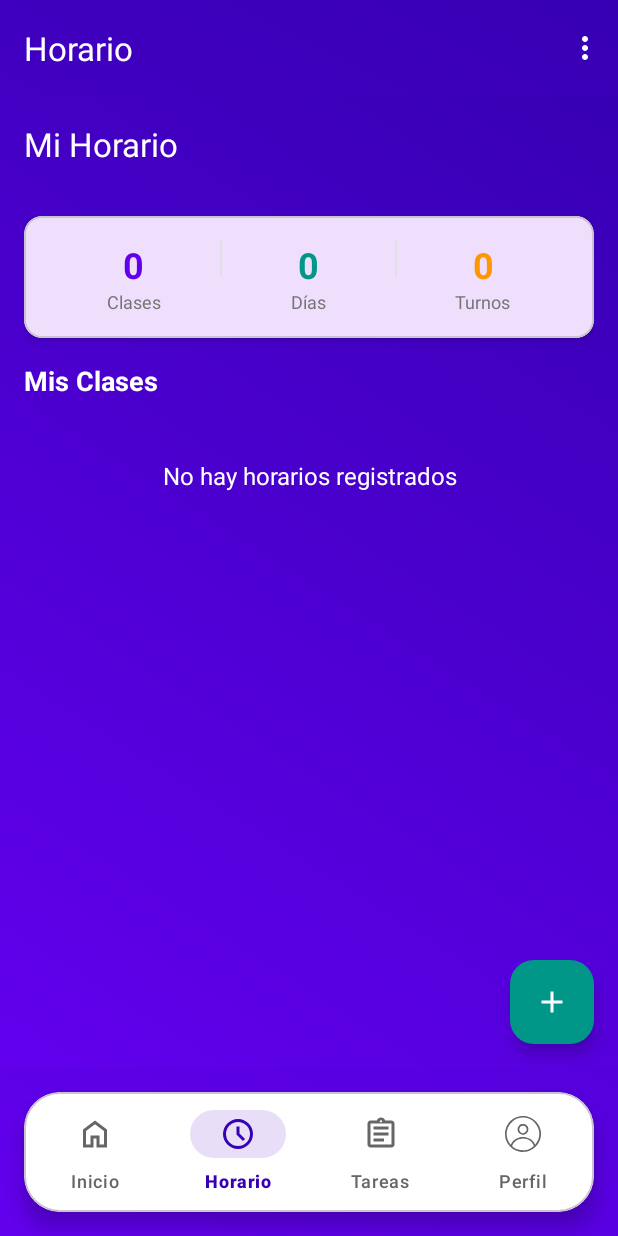
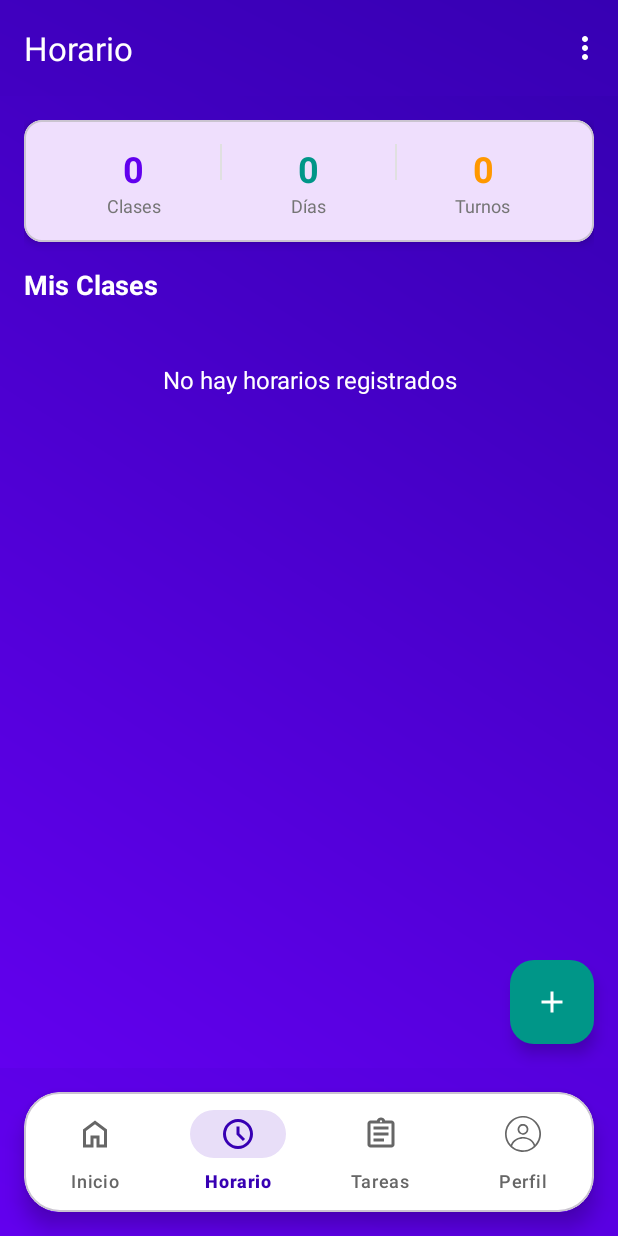
Before and after one commit to Oscardm22/EstuGuia, an Android app: the ScheduleFragment screen opened through its navigation route, on a phone screen of 412 x 824 dp. Run offline under Robolectric (Android 15) with nearby library versions, the phone set to English and light mode, and no system bars; our stand-ins replace Dagger/Hilt's generated code, Firebase (no records; nobody signed in at launch, a user with empty details on screens opened directly), navigation-ui.

Commit message:
eliminar appbar del fragment

```diff
--- a/app/src/main/res/layout/fragment_schedule.xml
+++ b/app/src/main/res/layout/fragment_schedule.xml
@@ -4,22 +4,6 @@
     android:layout_width="match_parent"
     android:layout_height="match_parent"
     android:background="@drawable/background_gradient">
-
-    <com.google.android.material.appbar.AppBarLayout
-        android:layout_width="match_parent"
-        android:layout_height="wrap_content"
-        android:background="@android:color/transparent"
-        android:elevation="0dp">
-
-        <com.google.android.material.appbar.MaterialToolbar
-            android:id="@+id/toolbar"
-            android:layout_width="match_parent"
-            android:layout_height="?attr/actionBarSize"
-            android:background="@android:color/transparent"
-            app:title="@string/schedule_title"
-            app:titleTextColor="@color/white" />
-
-    </com.google.android.material.appbar.AppBarLayout>
 
     <androidx.core.widget.NestedScrollView
         android:layout_width="match_parent"
```
